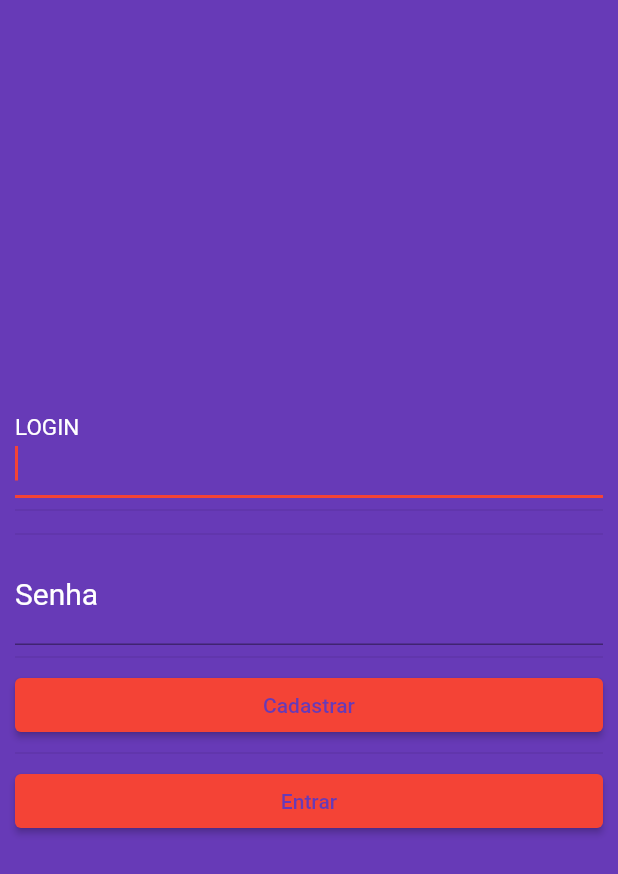
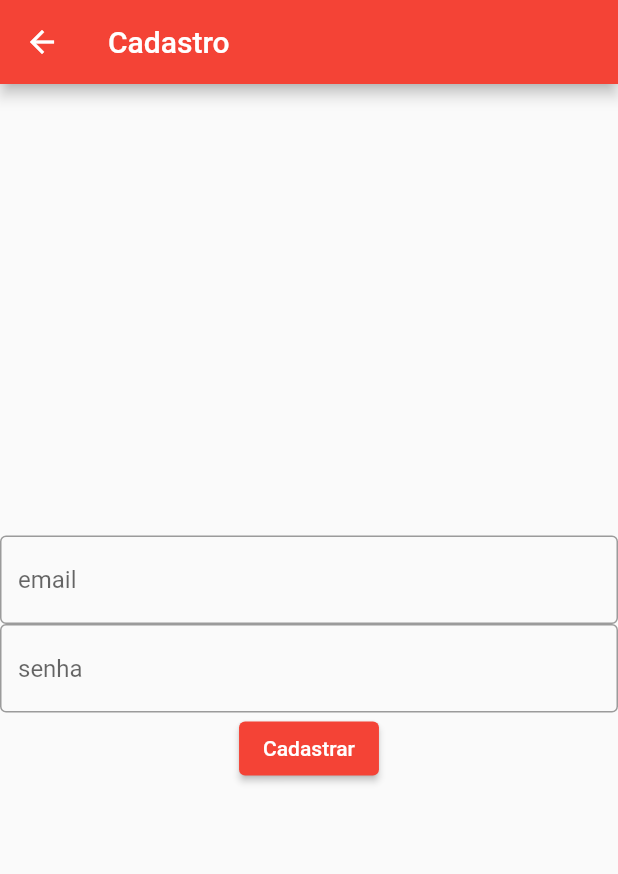
Before and after one commit to BenitoCabral/Vendas_app, a Flutter app: the screen it shows after launch, after a tap on "Cadastrar", on a phone screen of 412 x 824 dp. Shown: the top 874 px of the screen. Run offline on Flutter 3.47's test engine with Material 2 defaults, Android fonts, the phone set to English and light mode, and no system bars.

Commit message:
tela de cadastro

```diff
--- /dev/null
+++ b/lib/pages/cadastro.page.dart
@@ -0,0 +1,31 @@
+import 'package:flutter/material.dart';
+
+class Cadastro extends StatelessWidget {
+  const Cadastro({Key? key}) : super(key: key);
+
+  @override
+  Widget build(BuildContext context) {
+    return Scaffold(
+        appBar: AppBar(
+          title: const Text('Cadastro'),
+        ),
+        body: Column(
+          mainAxisAlignment: MainAxisAlignment.center,
+          children: [
+            TextField(
+              decoration: const InputDecoration(
+                  border: OutlineInputBorder(), hintText: 'email'),
+            ),
+            TextField(
+              decoration: const InputDecoration(
+                  border: OutlineInputBorder(), hintText: 'senha'),
+            ),
+            ElevatedButton(
+                onPressed: () {
+                  Navigator.pop(context);
+                },
+                child: Text('Cadastrar')),
+          ],
+        ));
+  }
+}
--- a/lib/pages/login.page.dart
+++ b/lib/pages/login.page.dart
@@ -1,4 +1,5 @@
 import 'package:flutter/material.dart';
+import 'package:vendas_app/pages/cadastro.page.dart';
 
 class LoginPage extends StatefulWidget {
   @override
@@ -39,7 +40,12 @@ class _LoginPageState extends State<LoginPage> {
             ButtonTheme(
               height: 60.0,
               child: ElevatedButton(
-                onPressed: () => {},
+                onPressed: () {
+                  Navigator.push(
+                    context,
+                    MaterialPageRoute(builder: (context) => Cadastro()),
+                  );
+                },
                 child: Text(
                   "Cadastrar",
                   style: TextStyle(color: Colors.deepPurple),
```
